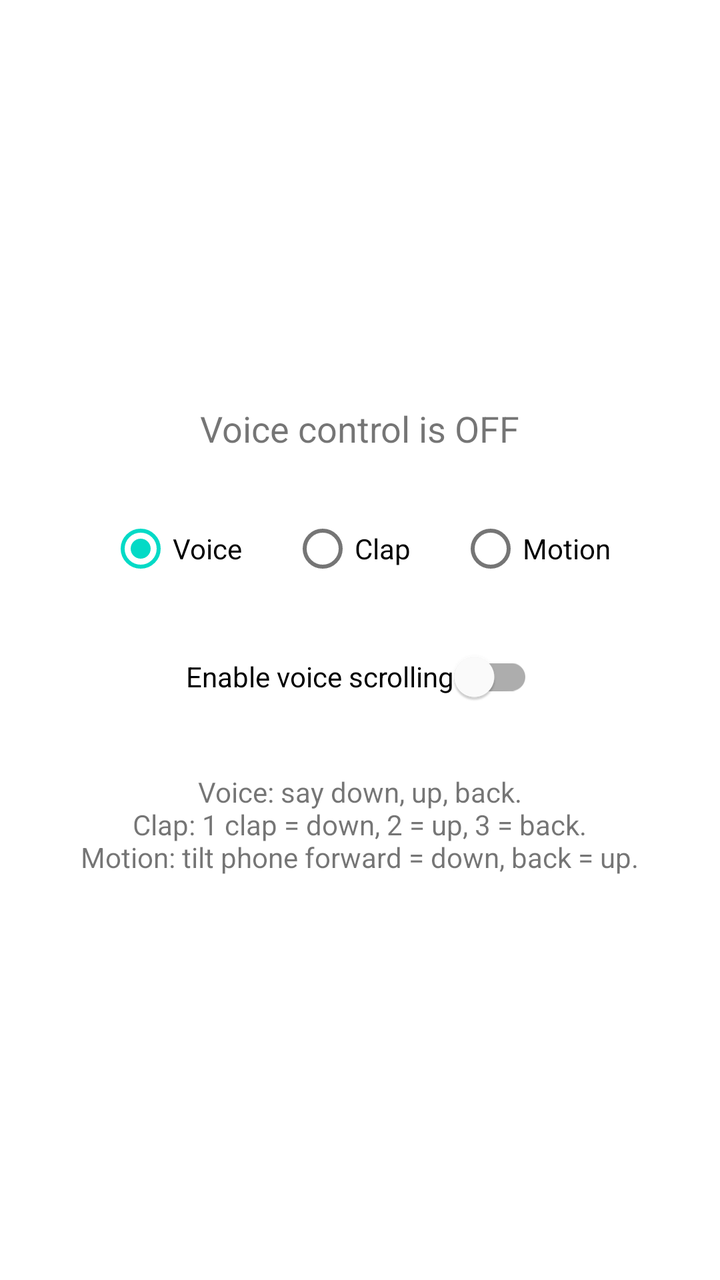
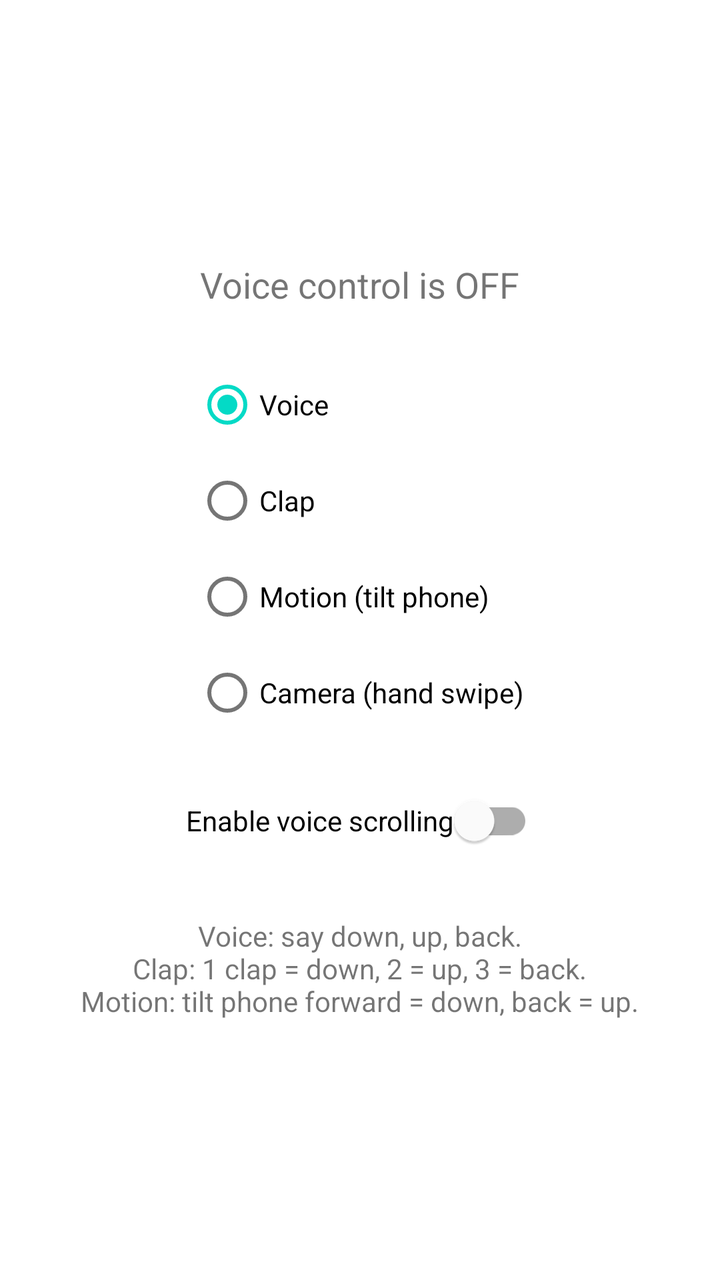

Before-and-after screenshots of an Android layout around one commit, followed by the original layout XML and the change that was made.
<!-- AndroidManifest.xml: application theme Theme.ScrollVoiceControl -->
<!-- res/layout/activity_main.xml -->
<?xml version="1.0" encoding="utf-8"?>
<LinearLayout xmlns:android="http://schemas.android.com/apk/res/android"
    android:layout_width="match_parent"
    android:layout_height="match_parent"
    android:orientation="vertical"
    android:gravity="center"
    android:padding="32dp">

    <TextView
        android:id="@+id/statusText"
        android:layout_width="wrap_content"
        android:layout_height="wrap_content"
        android:text="Voice control is OFF"
        android:textSize="18sp"
        android:layout_marginBottom="24dp" />

    <RadioGroup
        android:id="@+id/modeGroup"
        android:layout_width="wrap_content"
        android:layout_height="wrap_content"
        android:orientation="horizontal"
        android:layout_marginBottom="16dp">

        <RadioButton
            android:id="@+id/modeVoice"
            android:layout_width="wrap_content"
            android:layout_height="wrap_content"
            android:text="Voice"
            android:checked="true"
            android:layout_marginEnd="24dp" />

        <RadioButton
            android:id="@+id/modeClap"
            android:layout_width="wrap_content"
            android:layout_height="wrap_content"
            android:text="Clap"
            android:layout_marginEnd="24dp" />

        <RadioButton
            android:id="@+id/modeMotion"
            android:layout_width="wrap_content"
            android:layout_height="wrap_content"
            android:text="Motion" />

    </RadioGroup>

    <com.google.android.material.switchmaterial.SwitchMaterial
        android:id="@+id/toggleSwitch"
        android:layout_width="wrap_content"
        android:layout_height="wrap_content"
        android:text="Enable voice scrolling" />

    <TextView
        android:id="@+id/hintText"
        android:layout_width="wrap_content"
        android:layout_height="wrap_content"
        android:layout_marginTop="24dp"
        android:gravity="center"
        android:text="@string/hint_text" />

</LinearLayout>
<!-- resources referenced by this layout -->
<resources>
  <string name="hint_text">Voice: say "down", "up", "back".\nClap: 1 clap = down, 2 = up, 3 = back.\nMotion: tilt phone forward = down, back = up.</string>
  <style name="Theme.ScrollVoiceControl" parent="Theme.MaterialComponents.DayNight.NoActionBar" />
</resources>

<!-- the commit's change to res/layout/activity_main.xml (unified diff, before → after) -->
@@ -18,7 +18,7 @@
         android:id="@+id/modeGroup"
         android:layout_width="wrap_content"
         android:layout_height="wrap_content"
-        android:orientation="horizontal"
+        android:orientation="vertical"
         android:layout_marginBottom="16dp">
 
         <RadioButton
@@ -26,21 +26,25 @@
             android:layout_width="wrap_content"
             android:layout_height="wrap_content"
             android:text="Voice"
-            android:checked="true"
-            android:layout_marginEnd="24dp" />
+            android:checked="true" />
 
         <RadioButton
             android:id="@+id/modeClap"
             android:layout_width="wrap_content"
             android:layout_height="wrap_content"
-            android:text="Clap"
-            android:layout_marginEnd="24dp" />
+            android:text="Clap" />
 
         <RadioButton
             android:id="@+id/modeMotion"
             android:layout_width="wrap_content"
             android:layout_height="wrap_content"
-            android:text="Motion" />
+            android:text="Motion (tilt phone)" />
+
+        <RadioButton
+            android:id="@+id/modeCamera"
+            android:layout_width="wrap_content"
+            android:layout_height="wrap_content"
+            android:text="Camera (hand swipe)" />
 
     </RadioGroup>
 
